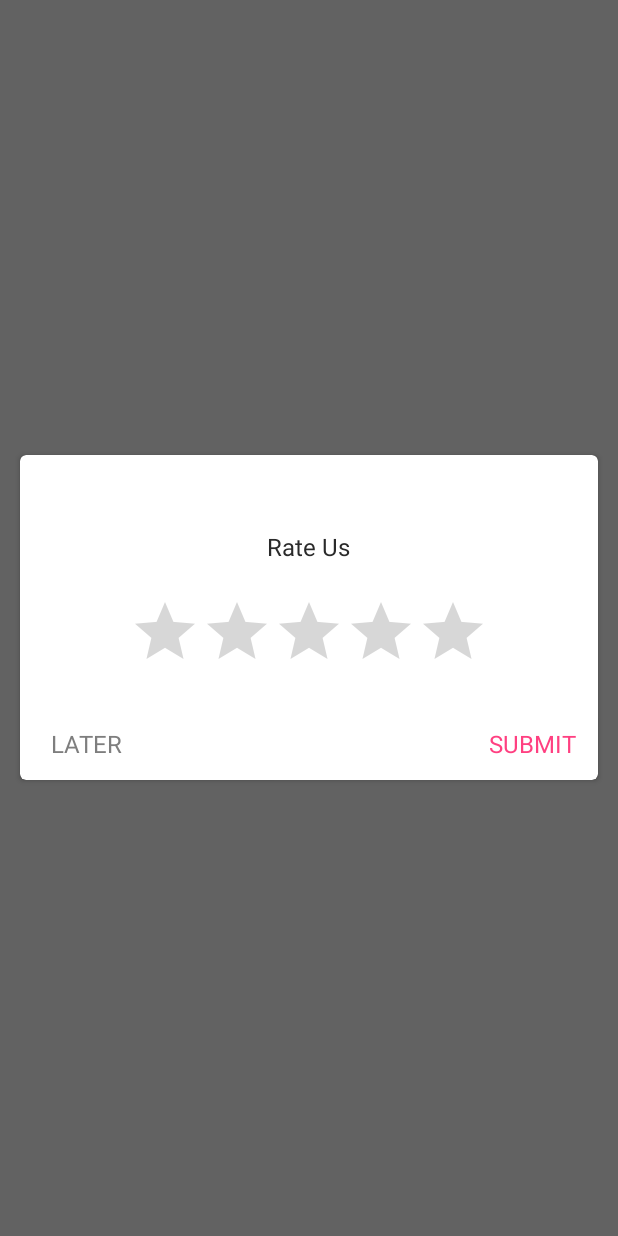
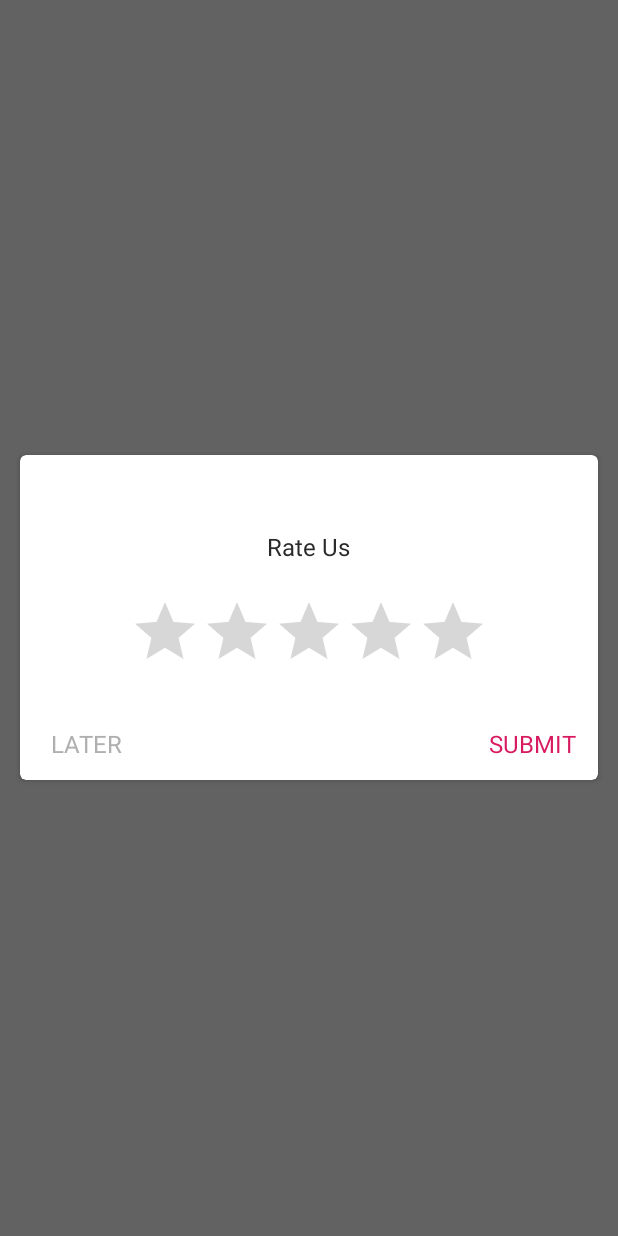
Before and after one commit to kakusthamSGuob/AndroisSquadA, an Android app: the fragment RateUsDialog shown on its own in the app's theme, on a phone screen of 412 x 824 dp. Run offline under Robolectric (Android 15) with nearby library versions, the phone set to English and light mode, and no system bars; our stand-ins replace Dagger/Hilt's generated code, Room's generated code, RxJava, data binding; libraries missing offline, so code that uses them is left out: com.rx2androidnetworking, uk.co.chrisjenx.

Commit message:
Styles added

```diff
--- a/app/src/main/res/values/colors.xml
+++ b/app/src/main/res/values/colors.xml
@@ -15,16 +15,16 @@
   -->
 
 <resources>
-    <color name="colorPrimary">@color/blue_black_light</color>
-    <color name="colorPrimaryDark">@color/black</color>
-    <color name="colorAccent">#FF4081</color>
+    <!--<color name="colorPrimary">@color/blue_black_light</color>-->
+    <!--<color name="colorPrimaryDark">@color/black</color>-->
+    <!--<color name="colorAccent">#FF4081</color>-->
     <color name="light_gray">#dbdbdb</color>
-    <color name="gray">#7e7e7e</color>
+    <!--<color name="gray">#7e7e7e</color>-->
     <color name="semi_gray">#979797</color>
     <color name="dark_gray">#696969</color>
     <color name="bg_color">#f7f7f7</color>
     <color name="black">#000000</color>
-    <color name="white">#ffffff</color>
+    <!--<color name="white">#ffffff</color>-->
     <color name="black_effective">#2a2a2a</color>
     <color name="shadow">#d0d8dc</color>
     <color name="transparent">#00000000</color>
@@ -47,4 +47,12 @@
     <color name="blue_grey_light">#A5B4C8</color>
     <color name="orange">#FFA500</color>
     <color name="yellow">#fff44f</color>
+
+
+    <color name="colorPrimary">#008577</color>
+    <color name="colorPrimaryDark">#00574B</color>
+    <color name="colorAccent">#D81B60</color>
+    <color name="white">#ffffff</color>
+    <dimen name="table_row_height">45dp</dimen>
+    <color name="gray">#b0aeae</color>
 </resources>
```
Also changed, not shown: app/src/main/res/values/dimens.xml (+14 -0 lines).
